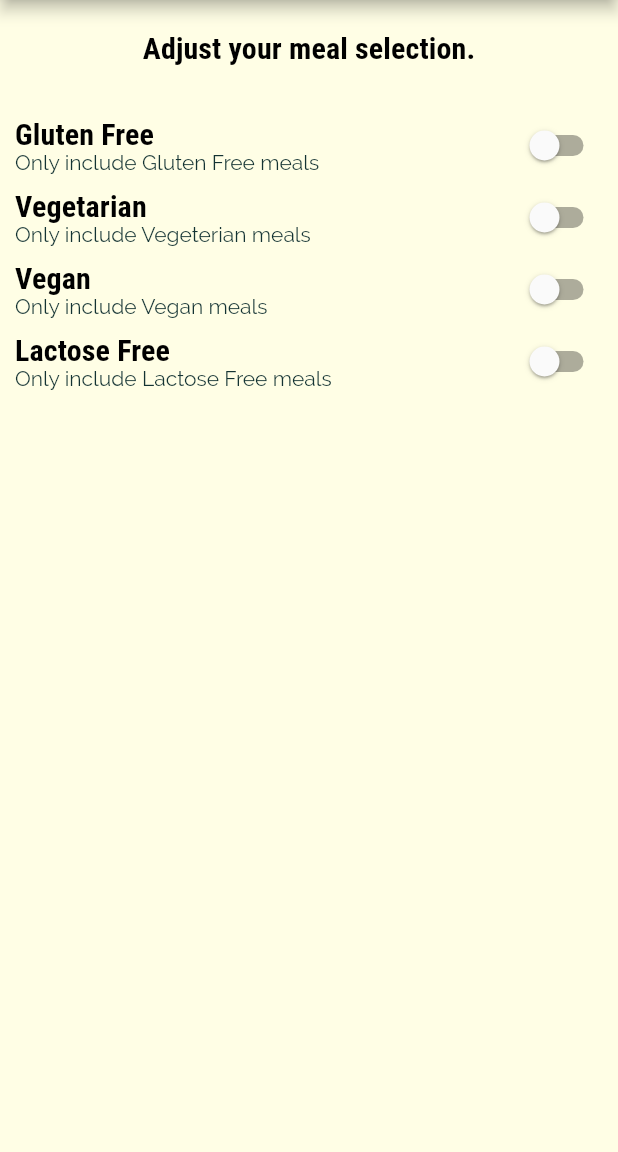
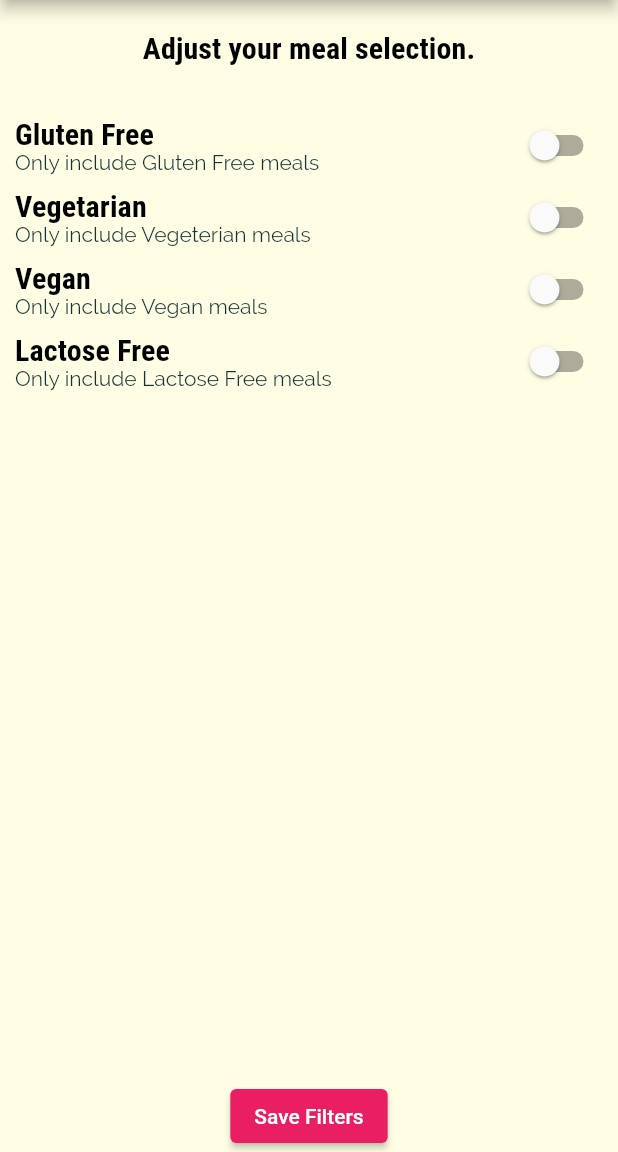
Before and after one commit to gustavolsilvano/flutter_cooking_up, a Flutter app: the FiltersScreen screen opened by its route, on a phone screen of 412 x 824 dp, the part 84-1236 px from its top. Run offline on Flutter 3.47's test engine with Material 2 defaults, Android fonts, the phone set to English and light mode, and no system bars.

Commit message:
feat: filtering meals

```diff
--- a/lib/main.dart
+++ b/lib/main.dart
@@ -1,4 +1,5 @@
 import 'package:flutter/material.dart';
+import 'package:flutter_cooking_up/models/filter.dart';
 import 'package:flutter_cooking_up/screens/categories_screen.dart';
 import 'package:flutter_cooking_up/screens/category_meals_screen.dart';
 import 'package:flutter_cooking_up/screens/filters_screen.dart';
@@ -9,8 +10,28 @@ void main() {
   runApp(const MyApp());
 }
 
-class MyApp extends StatelessWidget {
+class MyApp extends StatefulWidget {
   const MyApp({super.key});
+
+  @override
+  State<MyApp> createState() => _MyAppState();
+}
+
+class _MyAppState extends State<MyApp> {
+  List<Filter> filters = [
+    Filter('Gluten Free', 'Only include Gluten Free meals', false,
+        FilterTypeEnum.GlutenFree, 'isGlutenFree'),
+    Filter('Vegetarian', 'Only include Vegeterian meals', false,
+        FilterTypeEnum.Vegeterian, 'isVegetarian'),
+    Filter('Vegan', 'Only include Vegan meals', false, FilterTypeEnum.Vegan,
+        'isVegan'),
+    Filter('Lactose Free', 'Only include Lactose Free meals', false,
+        FilterTypeEnum.LactoseFree, 'isLactoseFree'),
+  ];
+
+  void _setFilters(BuildContext context) {
+    Navigator.of(context).pushReplacementNamed('/');
+  }
 
   @override
   Widget build(BuildContext context) {
@@ -32,9 +53,9 @@ class MyApp extends StatelessWidget {
           colorScheme: theme.colorScheme.copyWith(secondary: Colors.amber)),
       routes: {
         '/': (_) => const TabsScreen(),
-        CategoryMealsScreen.routeName: (_) => const CategoryMealsScreen(),
+        CategoryMealsScreen.routeName: (_) => CategoryMealsScreen(filters),
         MealDetailScreen.routeName: (_) => const MealDetailScreen(),
-        FiltersScreen.routeName: (_) => const FiltersScreen()
+        FiltersScreen.routeName: (_) => FiltersScreen(filters, _setFilters)
       },
       onUnknownRoute: ((settings) {
         return MaterialPageRoute(builder: (context) => CategoriesScreen());
--- a/lib/models/filter.dart
+++ b/lib/models/filter.dart
@@ -10,6 +10,7 @@ class Filter {
   String description;
   bool value;
   FilterTypeEnum type;
+  String key;
 
-  Filter(this.label, this.description, this.value, this.type);
+  Filter(this.label, this.description, this.value, this.type, this.key);
 }
--- a/lib/screens/filters_screen.dart
+++ b/lib/screens/filters_screen.dart
@@ -5,28 +5,30 @@ import 'package:flutter_cooking_up/widgets/Filter/filter.dart';
 
 class FiltersScreen extends StatefulWidget {
   static String routeName = '/filters';
-  const FiltersScreen({super.key});
+  final List<Filter> filters;
+  final Function(BuildContext) setFilters;
+
+  const FiltersScreen(this.filters, this.setFilters, {super.key});
 
   @override
   State<FiltersScreen> createState() => _FiltersScreenState();
 }
 
 class _FiltersScreenState extends State<FiltersScreen> {
-  List<Filter> filters = [
-    Filter('Gluten Free', 'Only include Gluten Free meals', false,
-        FilterTypeEnum.GlutenFree),
-    Filter('Vegetarian', 'Only include Vegeterian meals', false,
-        FilterTypeEnum.Vegeterian),
-    Filter('Vegan', 'Only include Vegan meals', false, FilterTypeEnum.Vegan),
-    Filter('Lactose Free', 'Only include Lactose Free meals', false,
-        FilterTypeEnum.LactoseFree),
-  ];
+  late Function(BuildContext) _setFilters;
 
   void _changeFilter(bool newValue, FilterTypeEnum type) {
-    int filterIndex = filters.indexWhere((filter) => filter.type == type);
+    int filterIndex =
+        widget.filters.indexWhere((filter) => filter.type == type);
     setState(() {
-      filters[filterIndex].value = newValue;
+      widget.filters[filterIndex].value = newValue;
     });
+  }
+
+  @override
+  void initState() {
+    super.initState();
+    _setFilters = widget.setFilters;
   }
 
   @override
@@ -44,11 +46,14 @@ class _FiltersScreenState extends State<FiltersScreen> {
             Expanded(
               child: ListView(
                 padding: const EdgeInsets.all(10),
-                children: filters
+                children: widget.filters
                     .map((filter) => FilterSwitch(filter, _changeFilter))
                     .toList(),
               ),
-            )
+            ),
+            ElevatedButton(
+                onPressed: () => _setFilters(context),
+                child: const Text('Save Filters'))
           ],
         ));
   }
```
Also changed, not shown: lib/screens/category_meals_screen.dart (+18 -2 lines).
